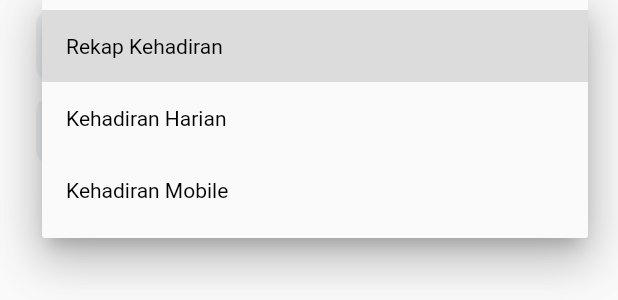
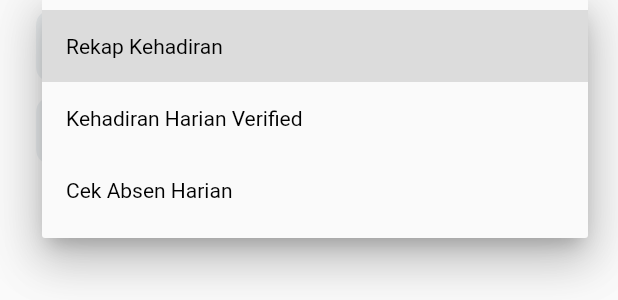
Before and after one commit to tyo027/EasyTaspen2, a Flutter app: the LaporansScreen widget shown alone on an empty page, opened directly, after a tap on an icon or button, on a phone screen of 412 x 824 dp. Shown: the part 266-566 px from the top of the screen. Run offline on Flutter 3.47's test engine with Material 2 defaults, Android fonts, the phone set to English and light mode, and no system bars; our stand-ins replace camera, dio, equatable, firebase_core, firebase_messaging, flutter_bloc and 13 more; missing offline and left inert: device_uuid, turf; accounts and stored records are empty; network calls fail; project files that could hold a hidden picture were left out.

Commit message:
ADD LAPORANS

```diff
--- a/lib/screen/laporanscreen/laporans.screen.dart
+++ b/lib/screen/laporanscreen/laporans.screen.dart
@@ -3,6 +3,7 @@
 import 'package:easy/Widget/userinfo.template.dart';
 import 'package:easy/bloc/authentication_bloc.dart';
 import 'package:easy/extension.dart';
+import 'package:easy/models/attendance.model.dart';
 import 'package:easy/models/rekapkehadiran.model.dart';
 import 'package:easy/models/rekapkehadiranharian.model.dart';
 import 'package:easy/repositories/attendance.repository.dart';
@@ -16,8 +17,8 @@ import 'package:month_picker_dialog/month_picker_dialog.dart';
 
 enum LaporanType {
   REKAP_KEHADIRAN,
-  KEHADIRAN_HARIAN,
-  KEHADIRAN_MOBILE,
+  KEHADIRAN_HARIAN_VERIFIED,
+  CEK_ABSEN_HARIAN,
 }
 
 class LaporansScreen extends StatelessWidget {
@@ -183,6 +184,10 @@ class LaporansScreen extends StatelessWidget {
     });
   }
 
+  void getAttendances({required String nik}) async {
+    var attendences = AttendanceRepository().getAttendances(nik: nik);
+  }
+
   @override
   Widget build(BuildContext context) {
     return UserInfoTemplate(child: laporansMenu(context));
@@ -193,14 +198,17 @@ class LaporansScreen extends StatelessWidget {
       create: (context) => KehadiranBloc(),
       child: Container(
         margin: const EdgeInsets.symmetric(horizontal: 24, vertical: 10),
-        child: Column(
+        child: BlocBuilder<KehadiranBloc, KehadiranState>(
+          builder: (context, state) {
+            return Column(
               mainAxisSize: MainAxisSize.max,
               children: [
                 jenisRekap(),
                 const SizedBox(
                   height: 10,
                 ),
-            cariTgl(),
+                if (state.type != LaporanType.CEK_ABSEN_HARIAN) cariTgl(),
+                if (state.type != LaporanType.CEK_ABSEN_HARIAN)
                   const SizedBox(
                     height: 10,
                   ),
@@ -210,6 +218,8 @@ class LaporansScreen extends StatelessWidget {
                 ),
                 result()
               ],
+            );
+          },
         ),
       ),
     );
@@ -279,6 +289,7 @@ class LaporansScreen extends StatelessWidget {
                 onChanged: (LaporanType? type) {
                   if (type != null) {
                     context.read<KehadiranBloc>().add(JenisChanged(type: type));
+                    context.read<KehadiranBloc>().add(Iddle());
                   }
                 },
                 items: LaporanType.values
@@ -309,20 +320,25 @@ class LaporansScreen extends StatelessWidget {
                     findMonthly(context, auth.user.nik, state.thnBln!);
                     context.read<KehadiranBloc>().add(Loading());
                   }
-                  if (state.type == LaporanType.KEHADIRAN_HARIAN &&
+                  if (state.type == LaporanType.KEHADIRAN_HARIAN_VERIFIED &&
                       state.tglMulai != null &&
                       state.tglAkhir != null) {
                     findDaily(context, auth.user.nik, state.tglMulai!,
                         state.tglAkhir!);
                     context.read<KehadiranBloc>().add(Loading());
                   }
+                  if (state.type == LaporanType.CEK_ABSEN_HARIAN) {
+                    context.read<KehadiranBloc>().add(Loading());
+                  }
                 },
                 child: Container(
                   padding: const EdgeInsets.all(14),
                   decoration: BoxDecoration(
-                      color: (state.type == LaporanType.REKAP_KEHADIRAN &&
+                      color: (state.type == LaporanType.CEK_ABSEN_HARIAN) ||
+                              (state.type == LaporanType.REKAP_KEHADIRAN &&
                                   state.thnBln != null) ||
-                              (state.type == LaporanType.KEHADIRAN_HARIAN &&
+                              (state.type ==
+                                      LaporanType.KEHADIRAN_HARIAN_VERIFIED &&
                                   state.tglMulai != null &&
                                   state.tglAkhir != null)
                           ? Colors.blue[300]
@@ -365,7 +381,7 @@ class LaporansScreen extends StatelessWidget {
                 return viewRekapKehadiran(state.rekapKehadiran!);
               }
 
-              if (state.type == LaporanType.KEHADIRAN_HARIAN &&
+              if (state.type == LaporanType.KEHADIRAN_HARIAN_VERIFIED &&
                   state.kehadiranHarian != null &&
                   state.kehadiranHarian!.isNotEmpty) {
                 return viewKehadiranHarian(state.kehadiranHarian!);
```
Lines whose indentation alone changed are shown as unchanged.
